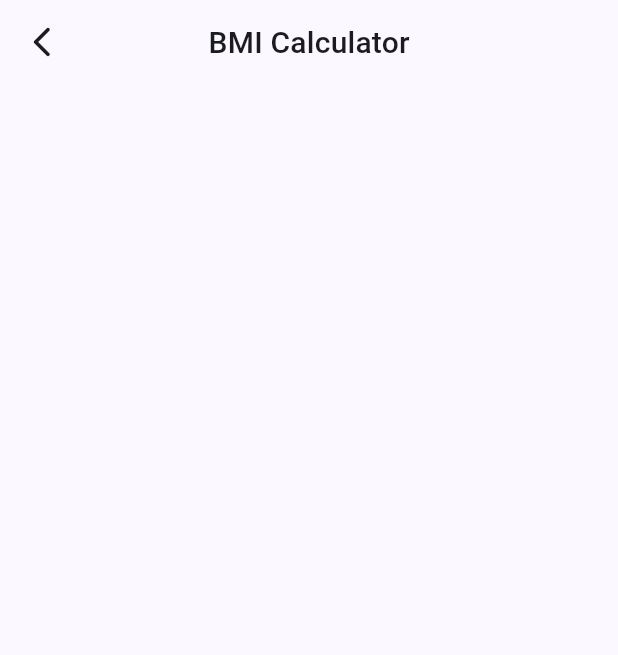
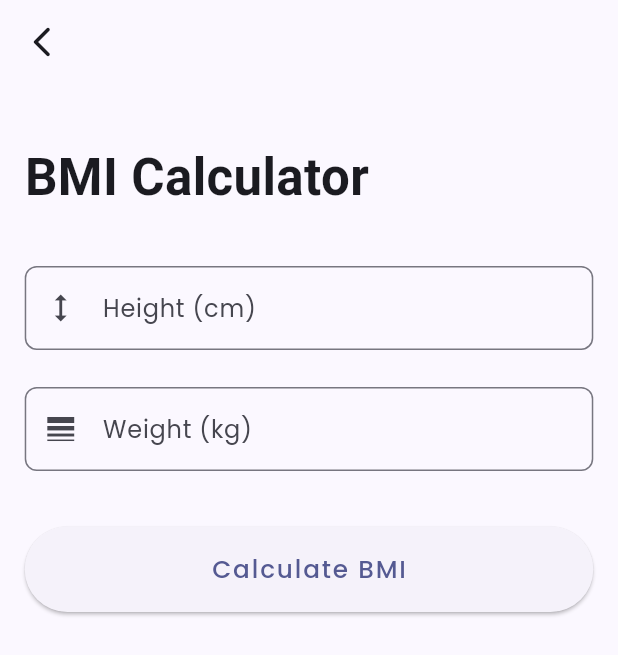
Before and after one commit to PearlGrell/calculator, a Flutter app: the BmiScreen screen opened directly, on a phone screen of 412 x 824 dp. Shown: the top 655 px of the screen. Run offline on Flutter 3.47's test engine with Material 3 defaults, Android fonts, the phone set to English and light mode, and no system bars; our stand-ins replace google_fonts, material_symbols_icons, sqflite; missing offline and left inert: function_tree; accounts and stored records are empty; Roboto replaces fonts that are missing (ABeeZee).

Commit message:
bmi_added

```diff
--- a/lib/screens/bmi_screen.dart
+++ b/lib/screens/bmi_screen.dart
@@ -1,23 +1,182 @@
 import 'package:flutter/material.dart';
 
-class BmiScreen extends StatelessWidget {
+class BmiScreen extends StatefulWidget {
   const BmiScreen({super.key});
 
   @override
+  State<BmiScreen> createState() => _BmiScreenState();
+}
+
+class _BmiScreenState extends State<BmiScreen> {
+  String bmiResult = '0.0';
+  String resultText = '';
+  String totalStatus = '';
+  bool showResult = false;
+  TextEditingController heightController = TextEditingController();
+  TextEditingController weightController = TextEditingController();
+  Color resultColor = Colors.blue;
+
+  @override
   Widget build(BuildContext context) {
+    final theme = Theme.of(context);
+    final mediaQuery = MediaQuery.of(context);
+    double screenHeight = mediaQuery.size.height;
+    double screenWidth = mediaQuery.size.width;
+    double dynamicPadding = screenHeight * 0.02;
+    double dynamicSpacing = screenHeight * 0.03;
+    double dynamicFontSize = screenWidth * 0.05;
+
     return Scaffold(
       appBar: AppBar(
         leading: IconButton(
           onPressed: () {
             Navigator.pop(context);
           },
-          icon: const Icon(
-            Icons.arrow_back_ios_new_rounded,
-          ),
+          icon: const Icon(Icons.arrow_back_ios_new_rounded),
         ),
-        title: const Text('BMI Calculator'),
-        centerTitle: true,
-      )
+      ),
+      body: Padding(
+        padding: EdgeInsets.all(dynamicPadding),
+        child: Column(
+          crossAxisAlignment: CrossAxisAlignment.stretch,
+          children: [
+            SizedBox(height: dynamicSpacing),
+            Text(
+              'BMI Calculator',
+              style: theme.textTheme.headlineLarge?.copyWith(
+                fontWeight: FontWeight.bold,
+              ),
+            ),
+            SizedBox(height: dynamicSpacing * 1.5),
+            TextField(
+              keyboardType: TextInputType.number,
+              controller: heightController,
+              decoration: InputDecoration(
+                labelText: 'Height (cm)',
+                border: OutlineInputBorder(
+                  borderRadius: BorderRadius.circular(8),
+                ),
+                prefixIcon: const Icon(Icons.height),
+              ),
+            ),
+            SizedBox(height: dynamicSpacing),
+            TextField(
+              keyboardType: TextInputType.number,
+              controller: weightController,
+              decoration: InputDecoration(
+                labelText: 'Weight (kg)',
+                border: OutlineInputBorder(
+                  borderRadius: BorderRadius.circular(8),
+                ),
+                prefixIcon: const Icon(Icons.line_weight),
+              ),
+            ),
+            SizedBox(height: dynamicSpacing * 1.5),
+            ElevatedButton(
+              onPressed: () {
+                calculateBmi();
+              },
+              style: ElevatedButton.styleFrom(
+                padding: EdgeInsets.symmetric(vertical: screenHeight * 0.02),
+              ),
+              child: Text(
+                'Calculate BMI',
+                style: TextStyle(fontSize: dynamicFontSize * 0.8),
+              ),
+            ),
+            SizedBox(height: dynamicSpacing * 1.5),
+            if(showResult)
+              const Divider(),
+            SizedBox(height: dynamicSpacing * 1.5),
+            AnimatedOpacity(
+              opacity: showResult ? 1.0 : 0.0,
+              duration: const Duration(milliseconds: 500),
+              child: Card(
+                shape: RoundedRectangleBorder(
+                  borderRadius: BorderRadius.circular(12),
+                ),
+                elevation: 3,
+                child: Padding(
+                  padding: EdgeInsets.all(dynamicPadding),
+                  child: Column(
+                    crossAxisAlignment: CrossAxisAlignment.stretch,
+                    children: [
+                      Text(
+                        'Your BMI is $bmiResult',
+                        style: TextStyle(
+                          fontSize: dynamicFontSize * 1.2,
+                          fontWeight: FontWeight.bold,
+                          color: resultColor,
+                        ),
+                      ),
+                      SizedBox(height: dynamicSpacing),
+                      Text(
+                        resultText,
+                        style: TextStyle(
+                          fontSize: dynamicFontSize * 0.9,
+                          color: resultColor,
+                        ),
+                      ),
+                      SizedBox(height: dynamicSpacing),
+                      Text(
+                        totalStatus,
+                        style: TextStyle(
+                          fontSize: dynamicFontSize * 0.8,
+                          color: resultColor,
+                        ),
+                      ),
+                    ],
+                  ),
+                ),
+              ),
+            ),
+          ],
+        ),
+      ),
     );
   }
+
+  void calculateBmi() {
+    double height = double.parse(heightController.text) / 100;
+    double weight = double.parse(weightController.text);
+    double bmi = weight / (height * height);
+    setState(() {
+      bmiResult = bmi.toStringAsFixed(1);
+      showResult = true;
+
+      if (bmi < 16) {
+        resultText = 'Severely Underweight';
+        resultColor = Colors.red;
+        totalStatus = 'Seek medical advice.';
+      } else if (bmi < 17) {
+        resultText = 'Underweight';
+        resultColor = Colors.orange;
+        totalStatus = 'Consider gaining weight.';
+      } else if (bmi < 18.5) {
+        resultText = 'Mildly Underweight';
+        resultColor = Colors.orange;
+        totalStatus = 'You should consider a balanced diet.';
+      } else if (bmi < 24.9) {
+        resultText = 'Normal Weight';
+        resultColor = Colors.green;
+        totalStatus = 'Keep up the good work!';
+      } else if (bmi < 29.9) {
+        resultText = 'Overweight';
+        resultColor = Colors.yellow;
+        totalStatus = 'Consider losing some weight.';
+      } else if (bmi < 34.9) {
+        resultText = 'Obesity Class 1';
+        resultColor = Colors.orange;
+        totalStatus = 'Seek advice on losing weight.';
+      } else if (bmi < 39.9) {
+        resultText = 'Obesity Class 2';
+        resultColor = Colors.red;
+        totalStatus = 'Seek medical advice.';
+      } else {
+        resultText = 'Obesity Class 3';
+        resultColor = Colors.redAccent;
+        totalStatus = 'Seek medical advice immediately.';
+      }
+    });
+  }
 }
```
